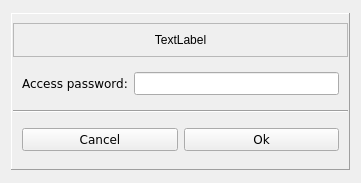
Above: resources/access_widget.ui from lesca-research/piccel before the change. Below: the same form after it.
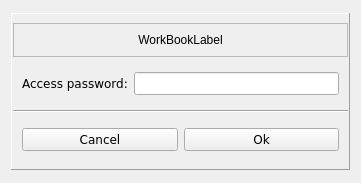
That is the form after the change.

The edit to the form file:
```diff
--- a/resources/access_widget.ui
+++ b/resources/access_widget.ui
@@ -92,7 +92,7 @@
                <bool>false</bool>
               </property>
               <property name="text">
-               <string>TextLabel</string>
+               <string>WorkBookLabel</string>
               </property>
               <property name="alignment">
                <set>Qt::AlignCenter</set>
```
